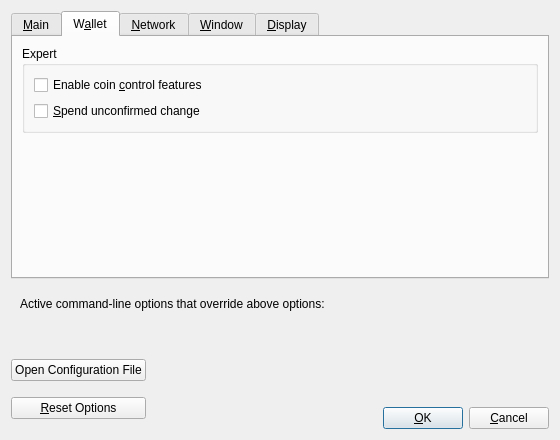
Above: src/qt/forms/optionsdialog.ui from koifinance/NixCore before the change. Below: the same form after it.
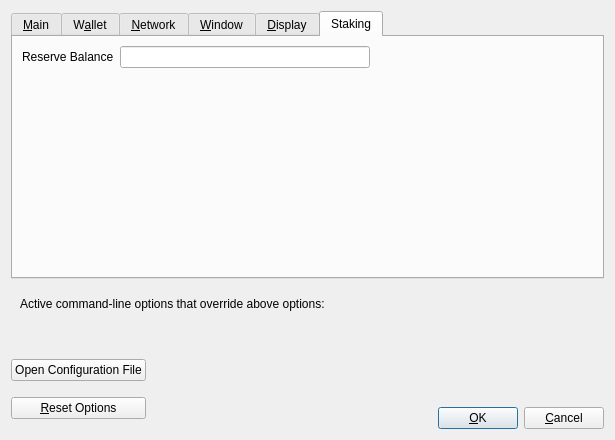
That is the form after the change. The open tabs and pages were chosen to show the change. Custom widgets are drawn as their Qt base class.

Patch:
```diff
--- a/src/qt/forms/optionsdialog.ui
+++ b/src/qt/forms/optionsdialog.ui
@@ -6,7 +6,7 @@
    <rect>
     <x>0</x>
     <y>0</y>
-    <width>560</width>
+    <width>615</width>
     <height>440</height>
    </rect>
   </property>
@@ -641,6 +641,34 @@
        </item>
       </layout>
      </widget>
+     <widget class="QWidget" name="tab">
+      <attribute name="title">
+       <string>Staking</string>
+      </attribute>
+      <layout class="QGridLayout" name="gridLayout">
+       <item row="0" column="0">
+        <layout class="QFormLayout" name="formLayout">
+         <item row="0" column="0">
+          <widget class="QLabel" name="reserveBalanceLabel">
+           <property name="text">
+            <string>Reserve Balance</string>
+           </property>
+          </widget>
+         </item>
+         <item row="0" column="1">
+          <widget class="BitcoinAmountField" name="reserveBalanceAmount">
+           <property name="maximumSize">
+            <size>
+             <width>250</width>
+             <height>16777215</height>
+            </size>
+           </property>
+          </widget>
+         </item>
+        </layout>
+       </item>
+      </layout>
+     </widget>
     </widget>
    </item>
    <item>
@@ -831,6 +859,12 @@
    <extends>QComboBox</extends>
    <header>qt/qvaluecombobox.h</header>
   </customwidget>
+  <customwidget>
+   <class>BitcoinAmountField</class>
+   <extends>QLineEdit</extends>
+   <header>qt/nixamountfield.h</header>
+   <container>1</container>
+  </customwidget>
  </customwidgets>
  <resources/>
  <connections/>
```
Left out of the diff: 10 changed lines with no effect on the pictures.
